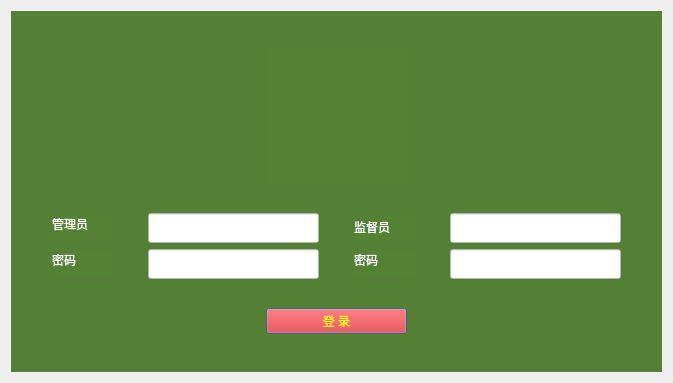
Qt form GunManagementSystem/UI/AdminWithEphorLogin/AdminWithEphorLogin.ui (zhaixueming/GunManagementSystem) before a commit.
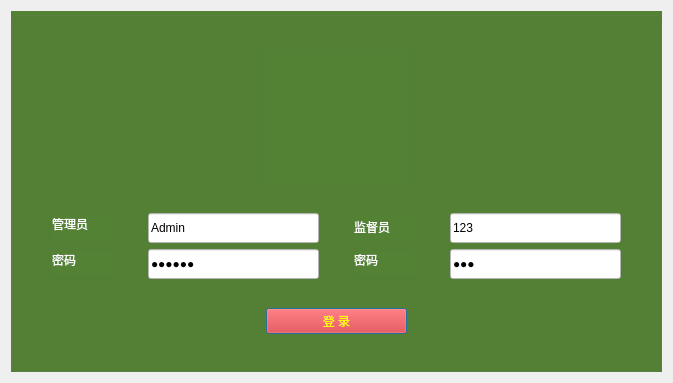
The same form after that commit. Icons and pictures are not drawn.

The edit to the form file:
```diff
--- a/GunManagementSystem/UI/AdminWithEphorLogin/AdminWithEphorLogin.ui
+++ b/GunManagementSystem/UI/AdminWithEphorLogin/AdminWithEphorLogin.ui
@@ -142,6 +142,9 @@
            <string notr="true">background-color: rgb(255, 255, 255);
 font: 14pt &quot;微软雅黑&quot;;</string>
           </property>
+          <property name="text">
+           <string>Admin</string>
+          </property>
          </widget>
         </item>
         <item row="0" column="2">
@@ -197,6 +200,9 @@
            <string notr="true">background-color: rgb(255, 255, 255);
 font: 14pt &quot;微软雅黑&quot;;</string>
           </property>
+          <property name="text">
+           <string>123</string>
+          </property>
          </widget>
         </item>
         <item row="1" column="0">
@@ -252,6 +258,9 @@
            <string notr="true">background-color: rgb(255, 255, 255);
 font: 14pt &quot;微软雅黑&quot;;</string>
           </property>
+          <property name="text">
+           <string>123456</string>
+          </property>
           <property name="echoMode">
            <enum>QLineEdit::Password</enum>
           </property>
@@ -310,6 +319,9 @@
            <string notr="true">background-color: rgb(255, 255, 255);
 font: 14pt &quot;微软雅黑&quot;;</string>
           </property>
+          <property name="text">
+           <string>123</string>
+          </property>
           <property name="echoMode">
            <enum>QLineEdit::Password</enum>
           </property>
```
